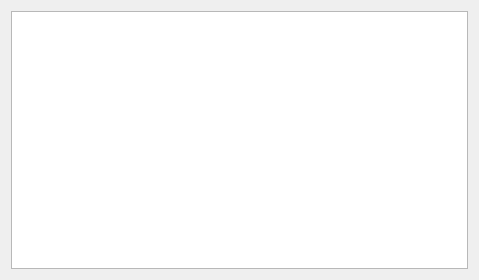
Qt form Account/Account.ui (Joker2387089590/ToolBox) before a commit.
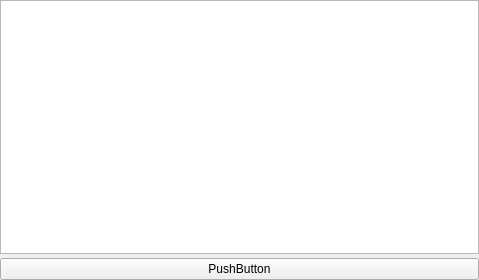
The same form after that commit.

Diff of the .ui file:
```diff
--- a/Account/Account.ui
+++ b/Account/Account.ui
@@ -14,6 +14,21 @@
    <string>Form</string>
   </property>
   <layout class="QGridLayout" name="gridLayout">
+   <property name="leftMargin">
+    <number>0</number>
+   </property>
+   <property name="topMargin">
+    <number>0</number>
+   </property>
+   <property name="rightMargin">
+    <number>0</number>
+   </property>
+   <property name="bottomMargin">
+    <number>0</number>
+   </property>
+   <property name="verticalSpacing">
+    <number>4</number>
+   </property>
    <item row="0" column="0">
     <widget class="QListWidget" name="listWidget">
      <property name="dragEnabled">
@@ -24,6 +39,13 @@
      </property>
     </widget>
    </item>
+   <item row="1" column="0">
+    <widget class="QPushButton" name="pushButton">
+     <property name="text">
+      <string>PushButton</string>
+     </property>
+    </widget>
+   </item>
   </layout>
  </widget>
  <resources/>
```
